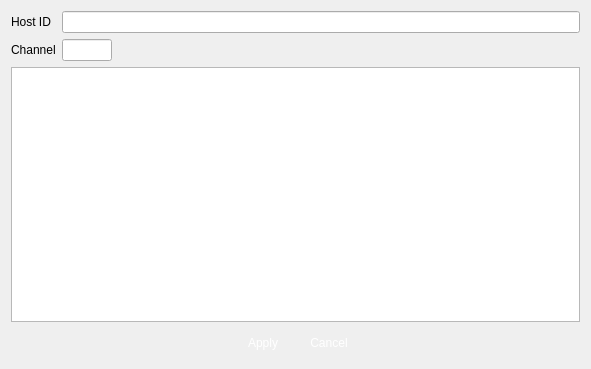
This is veapp/setting/vsclicense.ui in linkingvision/rapidvms as Qt 5 draws it before an edit. The edited form follows.
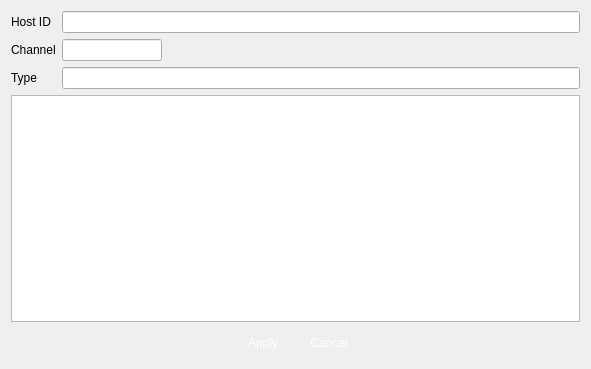
This is the edited form. Icons and pictures are not drawn.

Commit message: add a licence type

```diff
--- a/veapp/setting/vsclicense.ui
+++ b/veapp/setting/vsclicense.ui
@@ -48,7 +48,30 @@
        </property>
        <property name="maximumSize">
         <size>
-         <width>50</width>
+         <width>100</width>
+         <height>16777215</height>
+        </size>
+       </property>
+       <property name="readOnly">
+        <bool>true</bool>
+       </property>
+      </widget>
+     </item>
+     <item row="2" column="0">
+      <widget class="QLabel" name="label_3">
+       <property name="text">
+        <string>Type</string>
+       </property>
+      </widget>
+     </item>
+     <item row="2" column="1">
+      <widget class="QLineEdit" name="type">
+       <property name="enabled">
+        <bool>true</bool>
+       </property>
+       <property name="maximumSize">
+        <size>
+         <width>16777215</width>
          <height>16777215</height>
         </size>
        </property>
```
